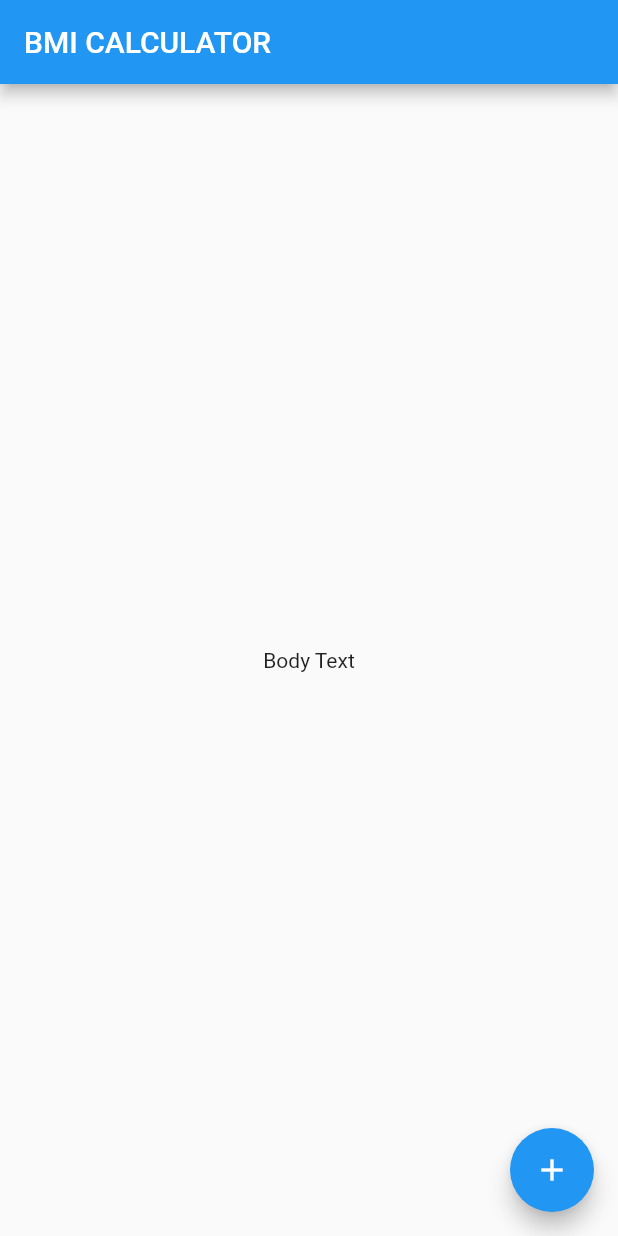
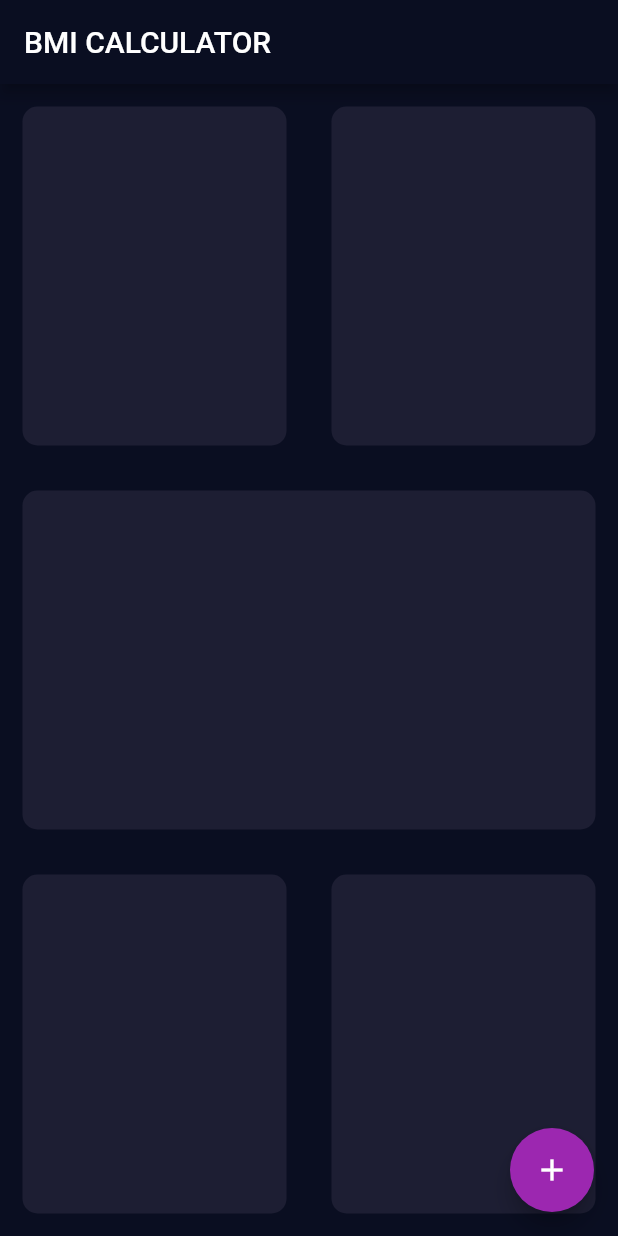
Before and after one commit to hritikhrk/bmi_calculator_flutter, a Flutter app: the screen it shows after launch, on a phone screen of 412 x 824 dp. Run offline on Flutter 3.47's test engine with Material 2 defaults, Android fonts, the phone set to English and light mode, and no system bars.

Commit message:
add layout of home page

```diff
--- /dev/null
+++ b/lib/input_page.dart
@@ -0,0 +1,81 @@
+import 'package:flutter/material.dart';
+
+class InputPage extends StatefulWidget {
+  @override
+  _InputPageState createState() => _InputPageState();
+}
+
+class _InputPageState extends State<InputPage> {
+  @override
+  Widget build(BuildContext context) {
+    return Scaffold(
+      appBar: AppBar(
+        title: Text('BMI CALCULATOR'),
+      ),
+      body: Column(
+        children: <Widget>[
+          Expanded(
+            child: Row(
+              children: <Widget>[
+                Expanded(
+                  child: ReusableCard(
+                    colour: Color(0xFF1D1E33),
+                  ),
+                ),
+                Expanded(
+                  child: ReusableCard(
+                    colour: Color(0xFF1D1E33),
+                  ),
+                ),
+              ],
+            ),
+          ),
+          Expanded(
+            child: ReusableCard(
+              colour: Color(0xFF1D1E33),
+            ),
+          ),
+          Expanded(
+            child: Row(
+              children: <Widget>[
+                Expanded(
+                  child: ReusableCard(
+                    colour: Color(0xFF1D1E33),
+                  ),
+                ),
+                Expanded(
+                  child: ReusableCard(
+                    colour: Color(0xFF1D1E33),
+                  ),
+                ),
+              ],
+            ),
+          ),
+        ],
+      ),
+      floatingActionButton: Theme(
+        data: ThemeData(accentColor: Colors.purple),
+        child: FloatingActionButton(
+          onPressed: () {},
+          child: Icon(Icons.add),
+        ),
+      ),
+    );
+  }
+}
+
+class ReusableCard extends StatelessWidget {
+  ReusableCard({required this.colour});
+  final Color colour;
+
+  @override
+  Widget build(BuildContext context) {
+    return Container(
+      margin: EdgeInsets.all(15.0),
+      decoration: BoxDecoration(
+        color: colour,
+        borderRadius: BorderRadius.circular(10.0),
+      ),
+    );
+  }
+}
--- a/lib/main.dart
+++ b/lib/main.dart
@@ -1,4 +1,5 @@
 import 'package:flutter/material.dart';
+import 'input_page.dart';
 
 void main() => runApp(BMICalculator());
 
@@ -6,30 +7,11 @@ class BMICalculator extends StatelessWidget {
   @override
   Widget build(BuildContext context) {
     return MaterialApp(
+      theme: ThemeData.dark().copyWith(
+        primaryColor: Color(0xFF0A0E21),
+        scaffoldBackgroundColor: Color(0xFF0A0E21),
+      ),
       home: InputPage(),
     );
   }
 }
-
-class InputPage extends StatefulWidget {
-  @override
-  _InputPageState createState() => _InputPageState();
-}
-
-class _InputPageState extends State<InputPage> {
-  @override
-  Widget build(BuildContext context) {
-    return Scaffold(
-      appBar: AppBar(
-        title: Text('BMI CALCULATOR'),
-      ),
-      body: Center(
-        child: Text('Body Text'),
-      ),
-      floatingActionButton: FloatingActionButton(
-        onPressed: () {},
-        child: Icon(Icons.add),
-      ),
-    );
-  }
-}
```
